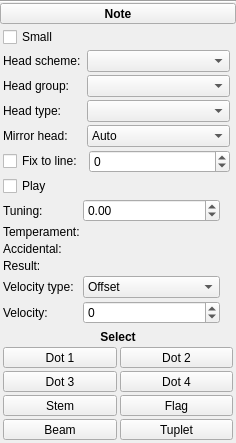
Old version of the form mscore/inspector/inspector_note.ui in the repository Celeste-fr/MS3-MS4playback-SSO.
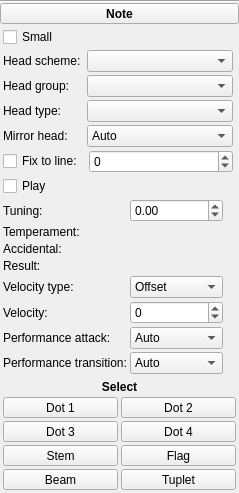
New version of the form. Custom widgets are drawn as their Qt base class.

Commit message: Performance technique per note: Auto from the notation, Inspector override, metaTag

```diff
--- a/mscore/inspector/inspector_note.ui
+++ b/mscore/inspector/inspector_note.ui
@@ -674,6 +674,142 @@
            </property>
           </widget>
          </item>
+         <item row="7" column="0">
+          <widget class="QLabel" name="label_performanceAttack">
+           <property name="text">
+            <string>Performance attack:</string>
+           </property>
+           <property name="alignment">
+            <set>Qt::AlignLeading|Qt::AlignLeft|Qt::AlignVCenter</set>
+           </property>
+           <property name="buddy">
+            <cstring>performanceAttack</cstring>
+           </property>
+          </widget>
+         </item>
+         <item row="7" column="1">
+          <widget class="QComboBox" name="performanceAttack">
+           <property name="sizePolicy">
+            <sizepolicy hsizetype="Expanding" vsizetype="Fixed">
+             <horstretch>0</horstretch>
+             <verstretch>0</verstretch>
+            </sizepolicy>
+           </property>
+           <property name="toolTip">
+            <string>On a Performance legato patch: how the note starts after silence or when it is played anew. Auto: from the notation</string>
+           </property>
+           <property name="accessibleName">
+            <string>Performance attack</string>
+           </property>
+           <item>
+            <property name="text">
+             <string>Auto</string>
+            </property>
+           </item>
+           <item>
+            <property name="text">
+             <string>Smooth</string>
+            </property>
+           </item>
+           <item>
+            <property name="text">
+             <string>Spiccato</string>
+            </property>
+           </item>
+           <item>
+            <property name="text">
+             <string>Accented</string>
+            </property>
+           </item>
+          </widget>
+         </item>
+         <item row="7" column="2">
+          <widget class="Ms::ResetButton" name="resetPerformanceAttack" native="true">
+           <property name="sizePolicy">
+            <sizepolicy hsizetype="Fixed" vsizetype="Preferred">
+             <horstretch>0</horstretch>
+             <verstretch>0</verstretch>
+            </sizepolicy>
+           </property>
+           <property name="minimumSize">
+            <size>
+             <width>10</width>
+             <height>0</height>
+            </size>
+           </property>
+           <property name="accessibleName">
+            <string>Reset 'Performance attack' value</string>
+           </property>
+          </widget>
+         </item>
+         <item row="8" column="0">
+          <widget class="QLabel" name="label_performanceTransition">
+           <property name="text">
+            <string>Performance transition:</string>
+           </property>
+           <property name="alignment">
+            <set>Qt::AlignLeading|Qt::AlignLeft|Qt::AlignVCenter</set>
+           </property>
+           <property name="buddy">
+            <cstring>performanceTransition</cstring>
+           </property>
+          </widget>
+         </item>
+         <item row="8" column="1">
+          <widget class="QComboBox" name="performanceTransition">
+           <property name="sizePolicy">
+            <sizepolicy hsizetype="Expanding" vsizetype="Fixed">
+             <horstretch>0</horstretch>
+             <verstretch>0</verstretch>
+            </sizepolicy>
+           </property>
+           <property name="toolTip">
+            <string>On a Performance legato patch: how the note joins the note before. Auto: from the notation (slurred notes bowed, after a glissando portamento)</string>
+           </property>
+           <property name="accessibleName">
+            <string>Performance transition</string>
+           </property>
+           <item>
+            <property name="text">
+             <string>Auto</string>
+            </property>
+           </item>
+           <item>
+            <property name="text">
+             <string>Portamento</string>
+            </property>
+           </item>
+           <item>
+            <property name="text">
+             <string>Fingered</string>
+            </property>
+           </item>
+           <item>
+            <property name="text">
+             <string>Bowed</string>
+            </property>
+           </item>
+          </widget>
+         </item>
+         <item row="8" column="2">
+          <widget class="Ms::ResetButton" name="resetPerformanceTransition" native="true">
+           <property name="sizePolicy">
+            <sizepolicy hsizetype="Fixed" vsizetype="Preferred">
+             <horstretch>0</horstretch>
+             <verstretch>0</verstretch>
+            </sizepolicy>
+           </property>
+           <property name="minimumSize">
+            <size>
+             <width>10</width>
+             <height>0</height>
+            </size>
+           </property>
+           <property name="accessibleName">
+            <string>Reset 'Performance transition' value</string>
+           </property>
+          </widget>
+         </item>
         </layout>
        </widget>
       </item>
```
Left out of the diff: 2 changed lines with no effect on the pictures. The commit also changes 24 other files.
